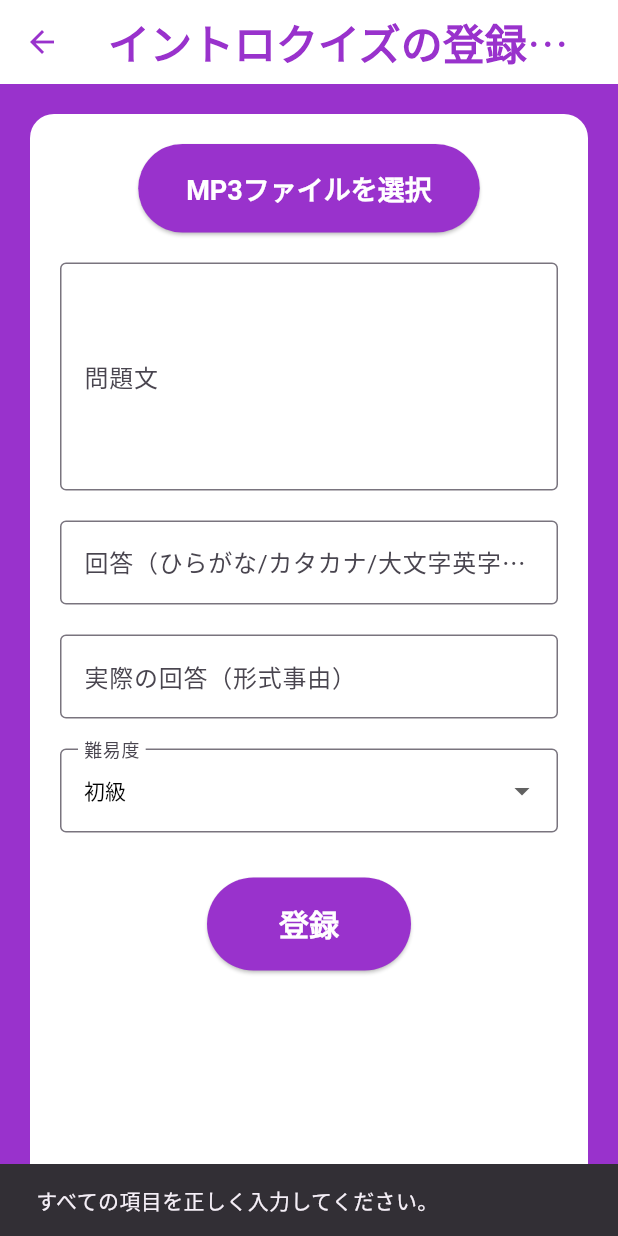
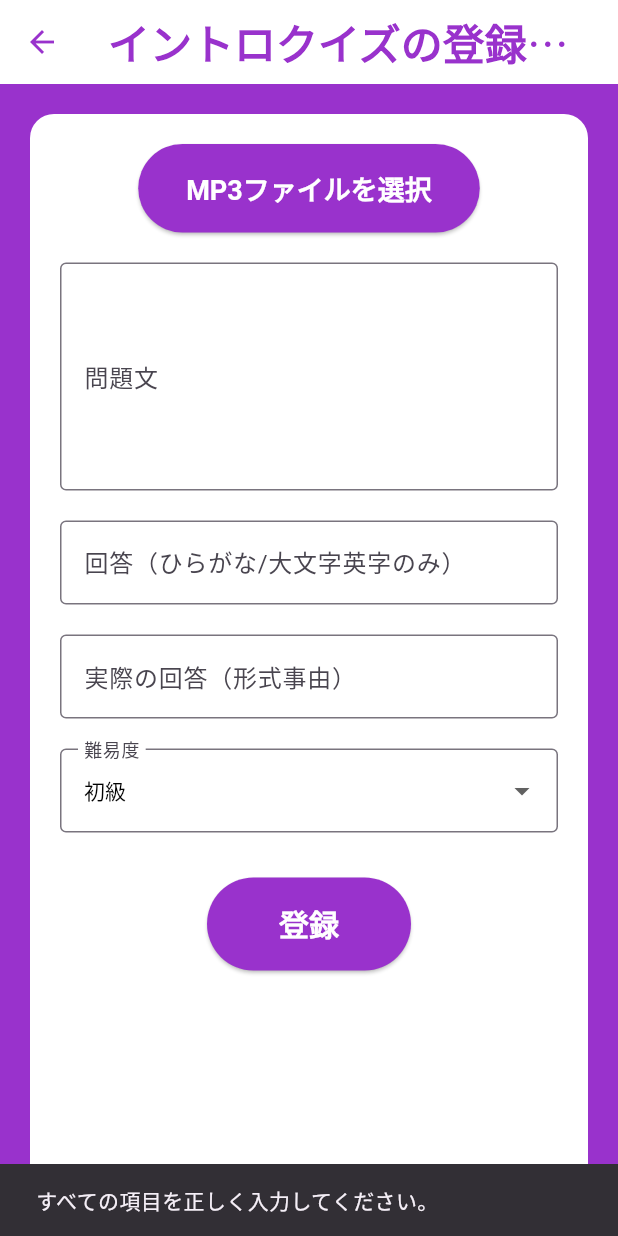
Before and after one commit to kota2929/flutternoyatu, a Flutter app: the QuizRegisterPage screen opened directly, after a tap on "登録", on a phone screen of 412 x 824 dp. Run offline on Flutter 3.47's test engine with Material 3 defaults, Android fonts, the phone set to English and light mode, and no system bars; our stand-ins replace audioplayers, file_picker, just_audio, sqflite; missing offline and left inert: dart:html; accounts and stored records are empty; network calls fail; Roboto replaces fonts that are missing (PixelMplus).

```diff
--- a/flutter_application_1/lib/CreateIntoroQuiz.dart
+++ b/flutter_application_1/lib/CreateIntoroQuiz.dart
@@ -81,7 +81,7 @@ class _QuizRegisterPageState extends State<QuizRegisterPage> {
 
     if (!isValidAnswer(answer)){
       ScaffoldMessenger.of(context).showSnackBar(
-        const SnackBar(content: Text('回答は「ひらがな」英字大文字」「。」のみで記述してください。')),
+        const SnackBar(content: Text('回答は「ひらがな」「英字大文字」「。」のみで記述してください。')),
       );
       return;
     }
@@ -218,7 +218,7 @@ Widget build(BuildContext context) {
             TextFormField(
               style: const TextStyle(fontFamily: 'PixelMplus'),
               decoration: const InputDecoration(
-                labelText: "回答（ひらがな/カタカナ/大文字英字のみ）",
+                labelText: "回答（ひらがな/大文字英字のみ）",
                 labelStyle: TextStyle(fontFamily: 'PixelMplus'),
                 border: OutlineInputBorder(),
               ),
--- a/flutter_application_1/lib/CreateTextQuiz.dart
+++ b/flutter_application_1/lib/CreateTextQuiz.dart
@@ -113,7 +113,7 @@ class _QuizRegisterTextPageState extends State<QuizRegisterTextPage> {
               TextFormField(
                 style: const TextStyle(fontFamily: 'PixelMplus'),
                 decoration: const InputDecoration(
-                  labelText: "回答（ひらがな/カタカナ/大文字英字 /。のみ）",
+                  labelText: "回答（ひらがな/大文字英字 /。のみ）",
                   labelStyle: TextStyle(fontFamily: 'PixelMplus'),
                   border: OutlineInputBorder(),
                 ),
```
Also changed, not shown: 1 other file.
